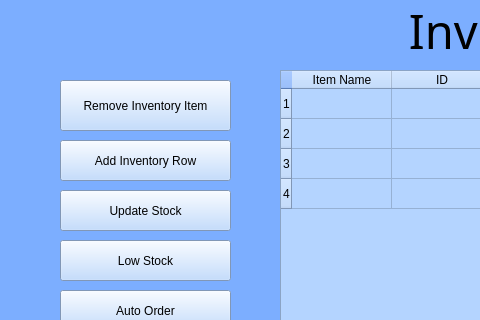
Above: UI/Inventory.ui from BennettPJ/SFWE403-Sem-Proj before the change; both pictures show x 0 to 480 and y 0 to 320 of the 1001 by 500 pixel window. Below: the same form after it.
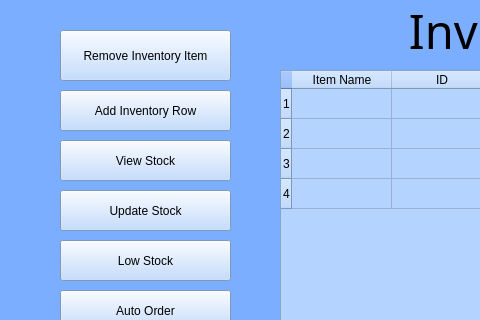
That is the form after the change. Icons and pictures are not drawn.

The edit to the form file:
```diff
--- a/UI/Inventory.ui
+++ b/UI/Inventory.ui
@@ -228,6 +228,38 @@
      </size>
     </property>
    </widget>
+   <widget class="QPushButton" name="viewStockButton">
+    <property name="geometry">
+     <rect>
+      <x>60</x>
+      <y>140</y>
+      <width>171</width>
+      <height>41</height>
+     </rect>
+    </property>
+    <property name="sizePolicy">
+     <sizepolicy hsizetype="Fixed" vsizetype="Fixed">
+      <horstretch>0</horstretch>
+      <verstretch>0</verstretch>
+     </sizepolicy>
+    </property>
+    <property name="styleSheet">
+     <string notr="true">background-color: rgb(180, 212, 255);</string>
+    </property>
+    <property name="text">
+     <string>View Stock</string>
+    </property>
+    <property name="icon">
+     <iconset resource="../resources/pharm.qrc">
+      <normaloff>:/newPrefix/pharmacist.png</normaloff>:/newPrefix/pharmacist.png</iconset>
+    </property>
+    <property name="iconSize">
+     <size>
+      <width>25</width>
+      <height>25</height>
+     </size>
+    </property>
+   </widget>
    <widget class="QPushButton" name="autoOrderButton">
     <property name="geometry">
      <rect>
@@ -296,7 +328,7 @@
     <property name="geometry">
      <rect>
       <x>60</x>
-      <y>80</y>
+      <y>30</y>
       <width>171</width>
       <height>51</height>
      </rect>
@@ -356,7 +388,7 @@
     <property name="geometry">
      <rect>
       <x>60</x>
-      <y>140</y>
+      <y>90</y>
       <width>171</width>
       <height>41</height>
      </rect>
```
Left out of the diff: 2 changed lines with no effect on the pictures.
